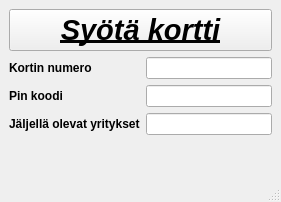
Above: bank-automat/mainwindow.ui from t3roja/ATM before the change. Below: the same form after it.
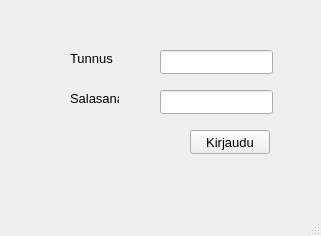
That is the form after the change.

```diff
--- a/bank-automat/mainwindow.ui
+++ b/bank-automat/mainwindow.ui
@@ -6,74 +6,98 @@
    <rect>
     <x>0</x>
     <y>0</y>
-    <width>281</width>
-    <height>202</height>
+    <width>321</width>
+    <height>236</height>
    </rect>
   </property>
-  <property name="font">
-   <font>
-    <bold>true</bold>
-   </font>
-  </property>
   <property name="windowTitle">
    <string>MainWindow</string>
   </property>
   <widget class="QWidget" name="centralwidget">
-   <layout class="QHBoxLayout" name="horizontalLayout">
-    <item>
-     <layout class="QVBoxLayout" name="verticalLayout">
-      <item>
-       <widget class="QPushButton" name="btnInsertCard">
-        <property name="font">
-         <font>
-          <pointsize>22</pointsize>
-          <italic>true</italic>
-          <bold>true</bold>
-          <underline>true</underline>
-         </font>
-        </property>
-        <property name="text">
-         <string>Syötä kortti</string>
-        </property>
-       </widget>
-      </item>
-      <item>
-       <layout class="QFormLayout" name="formLayout">
-        <item row="0" column="0">
-         <widget class="QLabel" name="labelCurrentCardNumber">
-          <property name="text">
-           <string>Kortin numero</string>
-          </property>
-         </widget>
-        </item>
-        <item row="1" column="0">
-         <widget class="QLabel" name="labelCurrentPinNumber">
-          <property name="text">
-           <string>Pin koodi</string>
-          </property>
-         </widget>
-        </item>
-        <item row="2" column="0">
-         <widget class="QLabel" name="labelPinAttemptsLeft">
-          <property name="text">
-           <string>Jäljellä olevat yritykset</string>
-          </property>
-         </widget>
-        </item>
-        <item row="0" column="1">
-         <widget class="QLineEdit" name="lineEditCurrentCardNumber"/>
-        </item>
-        <item row="1" column="1">
-         <widget class="QLineEdit" name="lineEditCurrentPinNumber"/>
-        </item>
-        <item row="2" column="1">
-         <widget class="QLineEdit" name="lineEditPinAttemptsLeft"/>
-        </item>
-       </layout>
-      </item>
-     </layout>
-    </item>
-   </layout>
+   <widget class="QPushButton" name="pushButtonLogin">
+    <property name="geometry">
+     <rect>
+      <x>190</x>
+      <y>130</y>
+      <width>80</width>
+      <height>24</height>
+     </rect>
+    </property>
+    <property name="font">
+     <font>
+      <pointsize>10</pointsize>
+     </font>
+    </property>
+    <property name="text">
+     <string>Kirjaudu</string>
+    </property>
+   </widget>
+   <widget class="QLabel" name="label">
+    <property name="geometry">
+     <rect>
+      <x>70</x>
+      <y>50</y>
+      <width>49</width>
+      <height>16</height>
+     </rect>
+    </property>
+    <property name="font">
+     <font>
+      <pointsize>10</pointsize>
+     </font>
+    </property>
+    <property name="text">
+     <string>Tunnus</string>
+    </property>
+   </widget>
+   <widget class="QLineEdit" name="lineEditUname">
+    <property name="geometry">
+     <rect>
+      <x>160</x>
+      <y>50</y>
+      <width>113</width>
+      <height>24</height>
+     </rect>
+    </property>
+    <property name="font">
+     <font>
+      <pointsize>10</pointsize>
+     </font>
+    </property>
+   </widget>
+   <widget class="QLineEdit" name="lineEditPass">
+    <property name="geometry">
+     <rect>
+      <x>160</x>
+      <y>90</y>
+      <width>113</width>
+      <height>24</height>
+     </rect>
+    </property>
+    <property name="font">
+     <font>
+      <pointsize>10</pointsize>
+     </font>
+    </property>
+   </widget>
+   <widget class="QLabel" name="label_2">
+    <property name="geometry">
+     <rect>
+      <x>70</x>
+      <y>90</y>
+      <width>49</width>
+      <height>16</height>
+     </rect>
+    </property>
+    <property name="font">
+     <font>
+      <pointsize>10</pointsize>
+     </font>
+    </property>
+    <property name="text">
+     <string>Salasana</string>
+    </property>
+   </widget>
   </widget>
   <widget class="QMenuBar" name="menubar">
    <property name="geometry">
```
Left out of the diff: 2 changed lines with no effect on the pictures.
